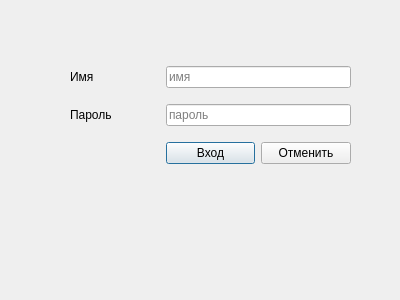
Qt form ARMInspectorGUI/myForm.ui (sid1980/ARMInspector) before a commit.
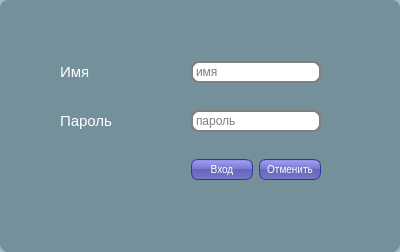
The same form after that commit.

What changed in the file:
```diff
--- a/ARMInspectorGUI/myForm.ui
+++ b/ARMInspectorGUI/myForm.ui
@@ -10,19 +10,56 @@
     <x>0</x>
     <y>0</y>
     <width>400</width>
-    <height>300</height>
+    <height>252</height>
    </rect>
   </property>
   <property name="windowTitle">
    <string>АРМ Инспектора Вход</string>
   </property>
-  <widget class="QWidget" name="">
+  <property name="styleSheet">
+   <string notr="true">#myForm
+{
+background: rgba(32, 80, 96, 100);
+border-radius: 8px;
+}
+
+QPushButton {
+color: white;
+background-color: QLinearGradient( x1: 0, y1: 0, x2: 0, y2: 1, stop: 0 #88d, stop: 0.1 #99e, stop: 0.49 #77c, stop: 0.5 #66b, stop: 1 #77c);
+border-width: 1px;
+border-color: #339;
+border-style: solid;
+border-radius: 7;
+padding: 3px;
+font-size: 10px;
+padding-left: 5px;
+padding-right: 5px;
+min-width: 50px;
+max-width: 50px;
+min-height: 13px;
+max-height: 13px;
+}
+
+QLabel  {
+font-size: 15px;
+color: white;
+}
+
+QLineEdit {
+padding: 1px;
+border-style: solid;
+border: 2px solid gray;
+border-radius: 8px;
+}
+</string>
+  </property>
+  <widget class="QWidget" name="layoutWidget">
    <property name="geometry">
     <rect>
-     <x>70</x>
-     <y>56</y>
-     <width>281</width>
-     <height>121</height>
+     <x>60</x>
+     <y>40</y>
+     <width>261</width>
+     <height>161</height>
     </rect>
    </property>
    <layout class="QGridLayout" name="gridLayout">
```
Left out of the diff: 6 changed lines with no effect on the pictures.
